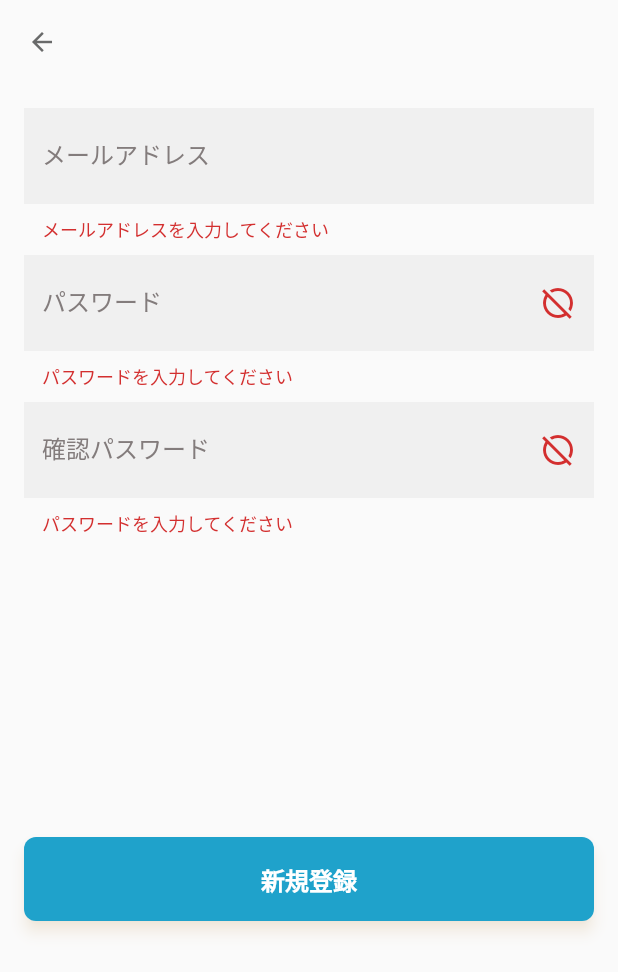
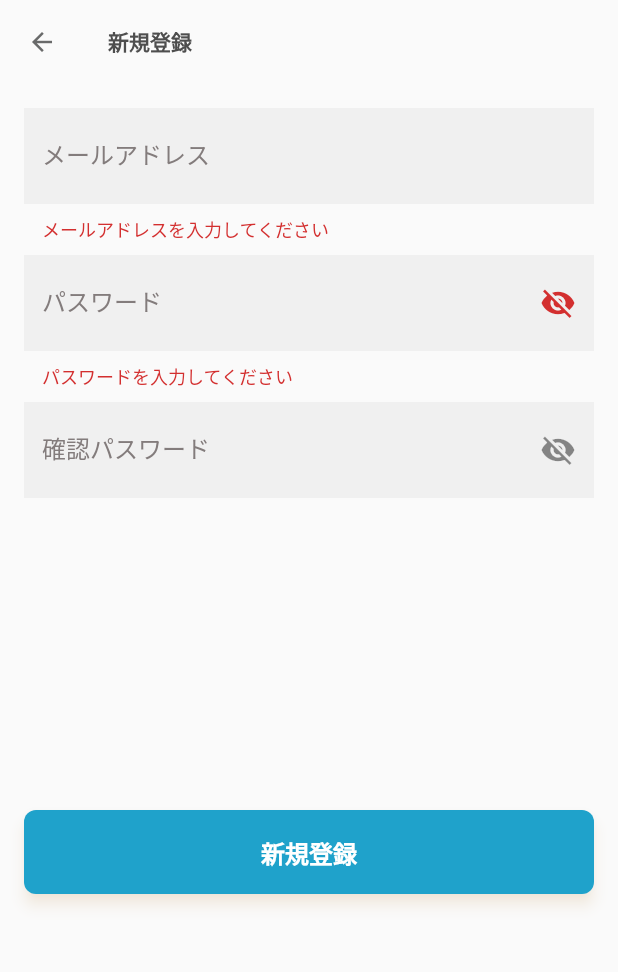
Before and after one commit to yuuya-1205/kurumo_app, a Flutter app: the RegisterSendEmailPage screen opened directly, after a tap on "新規登録", on a phone screen of 412 x 824 dp. Shown: the top 972 px of the screen. Run offline on Flutter 3.47's test engine with Material 2 defaults, Android fonts, the phone set to English and light mode, and no system bars; our stand-ins replace cloud_firestore, firebase_auth, firebase_core, fluttertoast, font_awesome_flutter, freezed_annotation and 2 more; accounts and stored records are empty.

Commit message:
feat: register_send_email_page作成

```diff
--- a/lib/app.dart
+++ b/lib/app.dart
@@ -1,5 +1,6 @@
 import 'package:flutter/material.dart';
 import 'package:kurumo_app/themes.dart';
+import 'package:kurumo_app/views/pages/auth/create_company_page.dart';
 import 'package:kurumo_app/views/pages/auth/login_page.dart';
 
 class App extends StatelessWidget {
--- a/lib/views/pages/auth/register_send_email_page.dart
+++ b/lib/views/pages/auth/register_send_email_page.dart
@@ -26,6 +26,8 @@ class _RegisterSendEmailPageState extends State<RegisterSendEmailPage> {
   final _formKey = GlobalKey<FormState>();
   final emailController = TextEditingController();
   final passwordController = TextEditingController();
+  bool _showPassword = false;
+  bool _showConfirmationPassword = false;
 
   @override
   void dispose() {
@@ -35,11 +37,22 @@ class _RegisterSendEmailPageState extends State<RegisterSendEmailPage> {
     super.dispose();
   }
 
+  _toggleShowPassword() {
+    setState(() => _showPassword = !_showPassword);
+  }
+
+  _ShowPassword() {
+    setState(() => _showConfirmationPassword = !_showConfirmationPassword);
+  }
+
   @override
   Widget build(BuildContext context) {
     return Scaffold(
-      appBar: AppBar(),
-      body: SingleChildScrollView(
+      appBar: AppBar(
+        title: const Text('新規登録'),
+      ),
+      body: SafeArea(
+        child: SingleChildScrollView(
           child: Padding(
             padding: const EdgeInsets.all(16.0),
             child: Form(
@@ -65,16 +78,31 @@ class _RegisterSendEmailPageState extends State<RegisterSendEmailPage> {
                   const SizedBox(
                     height: 8,
                   ),
-                InputForm(
+                  TextFormField(
                     controller: passwordController,
-                  suffixIcon: Icons.hide_source_outlined,
+                    decoration: InputDecoration(
                       hintText: "パスワード",
+                      fillColor: fillGray,
+                      filled: true,
+                      border: InputBorder.none,
                       labelText: "パスワード",
+                      labelStyle: const TextStyle(
+                        color: textGray,
+                      ),
+                      suffixIcon: IconButton(
+                        onPressed: _toggleShowPassword,
+                        icon: const Icon(Icons.visibility_off),
+                      ),
+                    ),
+                    obscureText: _showPassword,
+                    focusNode: FocusNode(),
+                    autovalidateMode: AutovalidateMode.onUserInteraction,
                     validator: (value) {
                       if (value!.isEmpty) {
                         return 'パスワードを入力してください';
                       }
-                    final regex = RegExp(r"^(?=.*[A-Z])[a-zA-Z0-9.?/-]{6,24}$");
+                      final regex =
+                          RegExp(r"^(?=.*[A-Z])[a-zA-Z0-9.?/-]{6,24}$");
                       if (!regex.hasMatch(value)) {
                         return '大文字含めたアルファベット6文字以上24文字以下のパスワードにしてください';
                       }
@@ -84,20 +112,33 @@ class _RegisterSendEmailPageState extends State<RegisterSendEmailPage> {
                   const SizedBox(
                     height: 8,
                   ),
-                InputForm(
-                  suffixIcon: Icons.hide_source_outlined,
+                  TextFormField(
+                    decoration: InputDecoration(
                       hintText: "確認パスワード",
+                      fillColor: fillGray,
+                      filled: true,
+                      border: InputBorder.none,
                       labelText: "確認パスワード",
+                      labelStyle: const TextStyle(
+                        color: textGray,
+                      ),
+                      suffixIcon: IconButton(
+                        onPressed: _ShowPassword,
+                        icon: const Icon(Icons.visibility_off),
+                      ),
+                    ),
+                    obscureText: _showConfirmationPassword,
+                    focusNode: FocusNode(),
+                    autovalidateMode: AutovalidateMode.onUserInteraction,
                     validator: (value) {
-                    if (value!.isEmpty) {
-                      return 'パスワードを入力してください';
-                    }
-                    final regex = RegExp(r"^(?=.*[A-Z])[a-zA-Z0-9.?/-]{6,24}$");
-                    if (!regex.hasMatch(value)) {
-                      return '大文字含めたアルファベット6文字以上24文字以下のパスワードにしてください';
+                      if (value != passwordController.text) {
+                        return 'パスワードが一致していません';
                       }
                       return null;
                     },
+                  ),
+                  const SizedBox(
+                    height: 8,
                   ),
                   const SizedBox(
                     height: 200,
@@ -112,7 +153,8 @@ class _RegisterSendEmailPageState extends State<RegisterSendEmailPage> {
                       if (!_formKey.currentState!.validate()) {
                         return;
                       }
-                    await FirebaseAuth.instance.createUserWithEmailAndPassword(
+                      await FirebaseAuth.instance
+                          .createUserWithEmailAndPassword(
                               email: email, password: password);
                       await Navigator.push(context, CreateAccuntPage.route());
                     },
@@ -122,6 +164,7 @@ class _RegisterSendEmailPageState extends State<RegisterSendEmailPage> {
             ),
           ),
         ),
+      ),
     );
   }
 }
```
Lines whose indentation alone changed are shown as unchanged.
